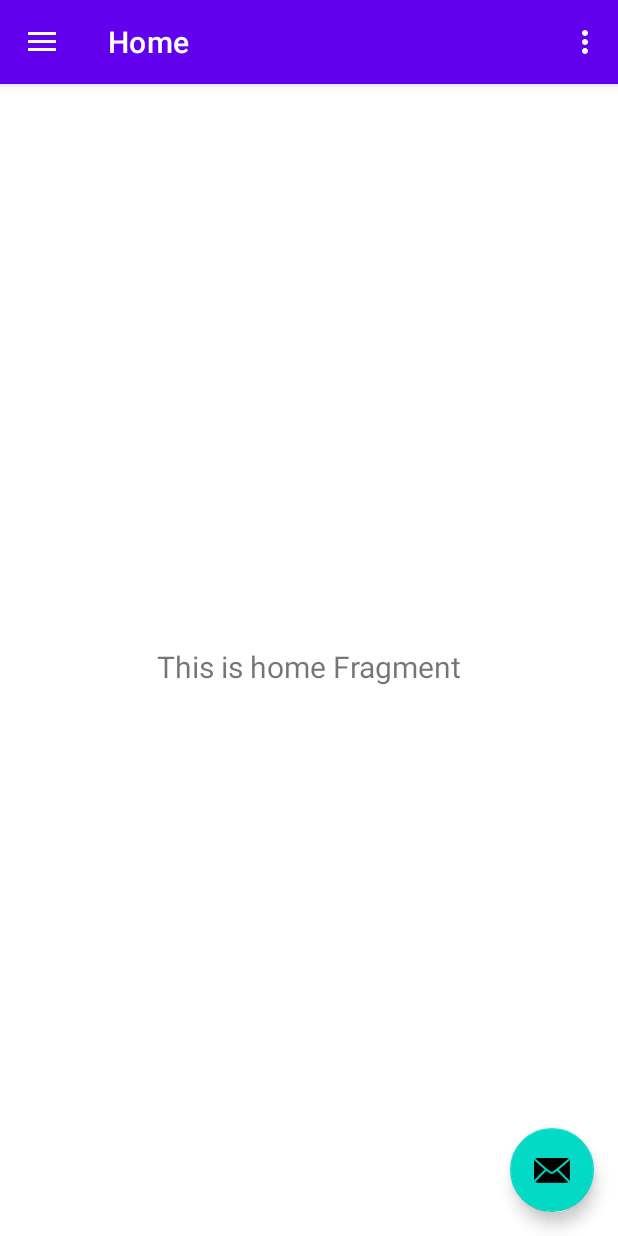
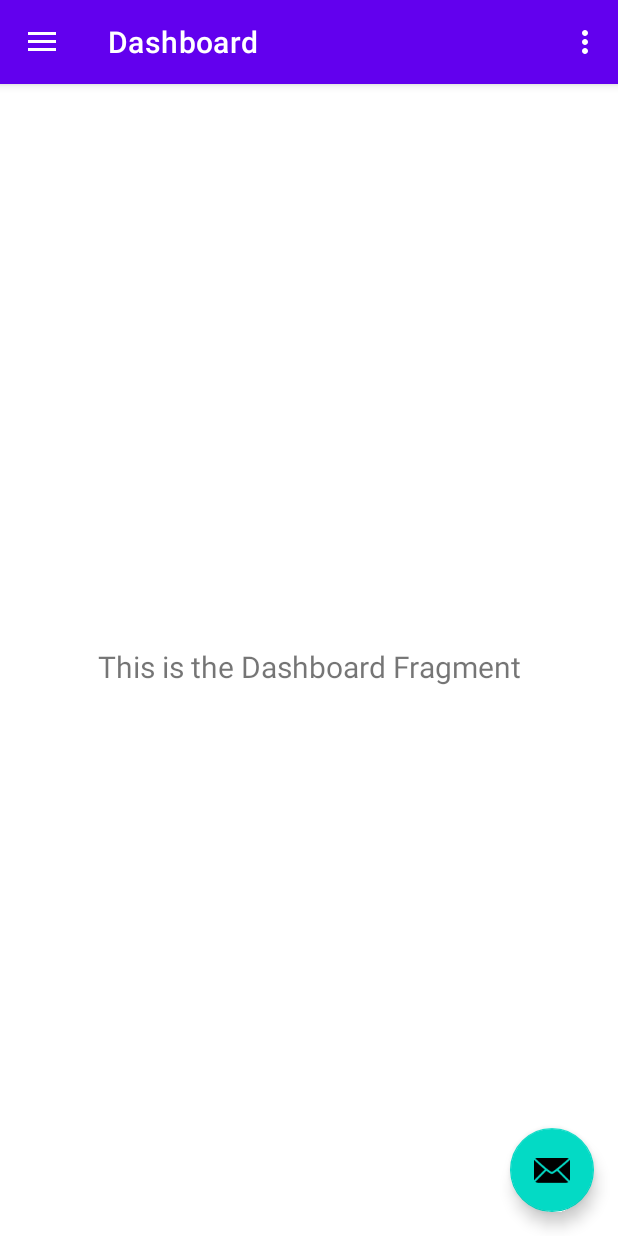
Before and after one commit to Not-Super-Nova/TimeTracker, an Android app: the screen it shows after launch (MainActivity), on a phone screen of 412 x 824 dp. Run offline under Robolectric (Android 15) with nearby library versions, the phone set to English and light mode, and no system bars; our stand-ins replace navigation-ui.

Commit message:
impr: UI Implementations - Added Settings UI - Updated navigation graph

```diff
--- a/app/build.gradle
+++ b/app/build.gradle
@@ -44,6 +44,7 @@ dependencies {
     implementation 'androidx.lifecycle:lifecycle-viewmodel-ktx:2.4.0'
     implementation 'androidx.navigation:navigation-fragment-ktx:2.4.0'
     implementation 'androidx.navigation:navigation-ui-ktx:2.4.0'
+    implementation 'androidx.preference:preference:1.1.1'
     testImplementation 'junit:junit:4.13.2'
     androidTestImplementation 'androidx.test.ext:junit:1.1.3'
     androidTestImplementation 'androidx.test.espresso:espresso-core:3.4.0'
--- a/app/src/main/java/com/wittamit/timetracker/ui/gallery/GalleryFragment.kt
+++ b/app/src/main/java/com/wittamit/timetracker/ui/dashboard/DashboardFragment.kt
@@ -1,4 +1,4 @@
-package com.wittamit.timetracker.ui.gallery
+package com.wittamit.timetracker.ui.dashboard
 
 import android.os.Bundle
 import android.view.LayoutInflater
@@ -7,11 +7,11 @@ import android.view.ViewGroup
 import android.widget.TextView
 import androidx.fragment.app.Fragment
 import androidx.lifecycle.ViewModelProvider
-import com.wittamit.timetracker.databinding.FragmentGalleryBinding
+import com.wittamit.timetracker.databinding.FragmentDashboardBinding
 
-class GalleryFragment : Fragment() {
+class DashboardFragment : Fragment() {
 
-    private var _binding: FragmentGalleryBinding? = null
+    private var _binding: FragmentDashboardBinding? = null
 
     // This property is only valid between onCreateView and
     // onDestroyView.
@@ -22,14 +22,14 @@ class GalleryFragment : Fragment() {
         container: ViewGroup?,
         savedInstanceState: Bundle?
     ): View {
-        val galleryViewModel =
-            ViewModelProvider(this).get(GalleryViewModel::class.java)
+        val homeViewModel =
+            ViewModelProvider(this)[(DashboardViewModel::class.java)]
 
-        _binding = FragmentGalleryBinding.inflate(inflater, container, false)
+        _binding = FragmentDashboardBinding.inflate(inflater, container, false)
         val root: View = binding.root
 
-        val textView: TextView = binding.textGallery
-        galleryViewModel.text.observe(viewLifecycleOwner) {
+        val textView: TextView = binding.textHome
+        homeViewModel.text.observe(viewLifecycleOwner) {
             textView.text = it
         }
         return root
--- a/app/src/main/java/com/wittamit/timetracker/ui/slideshow/SlideshowViewModel.kt
+++ b/app/src/main/java/com/wittamit/timetracker/ui/dashboard/DashboardViewModel.kt
@@ -1,13 +1,13 @@
-package com.wittamit.timetracker.ui.slideshow
+package com.wittamit.timetracker.ui.dashboard
 
 import androidx.lifecycle.LiveData
 import androidx.lifecycle.MutableLiveData
 import androidx.lifecycle.ViewModel
 
-class SlideshowViewModel : ViewModel() {
+class DashboardViewModel : ViewModel() {
 
     private val _text = MutableLiveData<String>().apply {
-        value = "This is slideshow Fragment"
+        value = "This is the Dashboard Fragment"
     }
     val text: LiveData<String> = _text
 }
--- a/app/src/main/java/com/wittamit/timetracker/ui/home/HomeViewModel.kt
+++ b/app/src/main/java/com/wittamit/timetracker/ui/history/HistoryViewModel.kt
@@ -1,13 +1,13 @@
-package com.wittamit.timetracker.ui.home
+package com.wittamit.timetracker.ui.history
 
 import androidx.lifecycle.LiveData
 import androidx.lifecycle.MutableLiveData
 import androidx.lifecycle.ViewModel
 
-class HomeViewModel : ViewModel() {
+class HistoryViewModel : ViewModel() {
 
     private val _text = MutableLiveData<String>().apply {
-        value = "This is home Fragment"
+        value = "This is the history Fragment"
     }
     val text: LiveData<String> = _text
 }
--- a/app/src/main/java/com/wittamit/timetracker/ui/home/HomeFragment.kt
+++ /dev/null
@@ -1,42 +0,0 @@
-package com.wittamit.timetracker.ui.home
-
-import android.os.Bundle
-import android.view.LayoutInflater
-import android.view.View
-import android.view.ViewGroup
-import android.widget.TextView
-import androidx.fragment.app.Fragment
-import androidx.lifecycle.ViewModelProvider
-import com.wittamit.timetracker.databinding.FragmentHomeBinding
-
-class HomeFragment : Fragment() {
-
-    private var _binding: FragmentHomeBinding? = null
-
-    // This property is only valid between onCreateView and
-    // onDestroyView.
-    private val binding get() = _binding!!
-
-    override fun onCreateView(
-        inflater: LayoutInflater,
-        container: ViewGroup?,
-        savedInstanceState: Bundle?
-    ): View {
-        val homeViewModel =
-            ViewModelProvider(this).get(HomeViewModel::class.java)
-
-        _binding = FragmentHomeBinding.inflate(inflater, container, false)
-        val root: View = binding.root
-
-        val textView: TextView = binding.textHome
-        homeViewModel.text.observe(viewLifecycleOwner) {
-            textView.text = it
-        }
-        return root
-    }
-
-    override fun onDestroyView() {
-        super.onDestroyView()
-        _binding = null
-    }
-}
--- a/app/src/main/res/layout/app_bar_main.xml
+++ b/app/src/main/res/layout/app_bar_main.xml
@@ -28,6 +28,7 @@
         android:layout_height="wrap_content"
         android:layout_gravity="bottom|end"
         android:layout_marginEnd="@dimen/fab_margin"
+        android:layout_marginRight="@dimen/fab_margin"
         android:layout_marginBottom="16dp"
         app:srcCompat="@android:drawable/ic_dialog_email" />
 
--- a/app/src/main/res/layout/fragment_home.xml
+++ b/app/src/main/res/layout/fragment_dashboard.xml
@@ -4,7 +4,7 @@
     xmlns:tools="http://schemas.android.com/tools"
     android:layout_width="match_parent"
     android:layout_height="match_parent"
-    tools:context=".ui.home.HomeFragment">
+    tools:context=".ui.dashboard.DashboardFragment">
 
     <TextView
         android:id="@+id/text_home"
@@ -18,5 +18,6 @@
         app:layout_constraintBottom_toBottomOf="parent"
         app:layout_constraintEnd_toEndOf="parent"
         app:layout_constraintStart_toStartOf="parent"
-        app:layout_constraintTop_toTopOf="parent" />
+        app:layout_constraintTop_toTopOf="parent"
+        android:gravity="center_horizontal" />
 </androidx.constraintlayout.widget.ConstraintLayout>
--- a/app/src/main/res/layout/fragment_gallery.xml
+++ b/app/src/main/res/layout/fragment_history.xml
@@ -4,7 +4,7 @@
     xmlns:tools="http://schemas.android.com/tools"
     android:layout_width="match_parent"
     android:layout_height="match_parent"
-    tools:context=".ui.gallery.GalleryFragment">
+    tools:context=".ui.history.HistoryFragment">
 
     <TextView
         android:id="@+id/text_gallery"
@@ -18,5 +18,6 @@
         app:layout_constraintBottom_toBottomOf="parent"
         app:layout_constraintEnd_toEndOf="parent"
         app:layout_constraintStart_toStartOf="parent"
-        app:layout_constraintTop_toTopOf="parent" />
+        app:layout_constraintTop_toTopOf="parent"
+        android:gravity="center_horizontal" />
 </androidx.constraintlayout.widget.ConstraintLayout>
--- a/app/src/main/res/layout/fragment_slideshow.xml
+++ b/app/src/main/res/layout/fragment_slideshow.xml
@@ -18,5 +18,6 @@
         app:layout_constraintBottom_toBottomOf="parent"
         app:layout_constraintEnd_toEndOf="parent"
         app:layout_constraintStart_toStartOf="parent"
-        app:layout_constraintTop_toTopOf="parent" />
+        app:layout_constraintTop_toTopOf="parent"
+        android:gravity="center_horizontal" />
 </androidx.constraintlayout.widget.ConstraintLayout>
--- a/app/src/main/res/menu/activity_main_drawer.xml
+++ b/app/src/main/res/menu/activity_main_drawer.xml
@@ -5,16 +5,19 @@
 
     <group android:checkableBehavior="single">
         <item
-            android:id="@+id/nav_home"
+            android:id="@+id/nav_dashboard"
             android:icon="@drawable/ic_menu_camera"
-            android:title="@string/menu_home" />
+            android:title="@string/menu_dashboard" />
+        <!-- TODO: update icon -->
         <item
-            android:id="@+id/nav_gallery"
+            android:id="@+id/nav_history"
             android:icon="@drawable/ic_menu_gallery"
-            android:title="@string/menu_gallery" />
+            android:title="@string/menu_history" />
+        <!-- TODO: update icon -->
         <item
-            android:id="@+id/nav_slideshow"
-            android:icon="@drawable/ic_menu_slideshow"
-            android:title="@string/menu_slideshow" />
+            android:id="@+id/nav_settings"
+            android:icon="@drawable/ic_menu_manage"
+            android:title="@string/menu_settings" />
+        <!-- TODO: update icon -->
     </group>
 </menu>
--- a/app/src/main/res/navigation/mobile_navigation.xml
+++ b/app/src/main/res/navigation/mobile_navigation.xml
@@ -3,23 +3,30 @@
     xmlns:app="http://schemas.android.com/apk/res-auto"
     xmlns:tools="http://schemas.android.com/tools"
     android:id="@+id/mobile_navigation"
-    app:startDestination="@+id/nav_home">
+    app:startDestination="@+id/nav_dashboard">
 
     <fragment
-        android:id="@+id/nav_home"
-        android:name="com.wittamit.timetracker.ui.home.HomeFragment"
-        android:label="@string/menu_home"
-        tools:layout="@layout/fragment_home" />
+        android:id="@+id/nav_dashboard"
+        android:name="com.wittamit.timetracker.ui.dashboard.DashboardFragment"
+        android:label="@string/menu_dashboard"
+        tools:layout="@layout/fragment_dashboard" >
+        <action
+            android:id="@+id/action_nav_dashboard_to_settings"
+            app:destination="@id/nav_settings" />
+    </fragment>
 
     <fragment
-        android:id="@+id/nav_gallery"
-        android:name="com.wittamit.timetracker.ui.gallery.GalleryFragment"
-        android:label="@string/menu_gallery"
-        tools:layout="@layout/fragment_gallery" />
+        android:id="@+id/nav_history"
+        android:name="com.wittamit.timetracker.ui.history.HistoryFragment"
+        android:label="@string/menu_history"
+        tools:layout="@layout/fragment_history" >
+        <action
+            android:id="@+id/action_nav_history_to_settings"
+            app:destination="@id/nav_settings" />
+    </fragment>
+    <fragment
+        android:id="@+id/nav_settings"
+        android:name="com.wittamit.timetracker.ui.settings.SettingsFragment"
+        android:label="@string/menu_settings" />
 
-    <fragment
-        android:id="@+id/nav_slideshow"
-        android:name="com.wittamit.timetracker.ui.slideshow.SlideshowFragment"
-        android:label="@string/menu_slideshow"
-        tools:layout="@layout/fragment_slideshow" />
 </navigation>
--- a/app/src/main/res/values/strings.xml
+++ b/app/src/main/res/values/strings.xml
@@ -2,12 +2,34 @@
     <string name="app_name">Time Tracker</string>
     <string name="navigation_drawer_open">Open navigation drawer</string>
     <string name="navigation_drawer_close">Close navigation drawer</string>
-    <string name="nav_header_title">Android Studio</string>
-    <string name="nav_header_subtitle">android.studio@android.com</string>
+    <string name="nav_header_title">Time Tracker</string>
+    <string name="nav_header_subtitle">nova@wittam.uk</string>
     <string name="nav_header_desc">Navigation header</string>
     <string name="action_settings">Settings</string>
 
-    <string name="menu_home">Home</string>
-    <string name="menu_gallery">Gallery</string>
-    <string name="menu_slideshow">Slideshow</string>
+    <string name="menu_dashboard">Dashboard</string>
+    <string name="menu_history">History</string>
+    <string name="menu_settings">Settings</string>
+    <string name="title_activity_settings">SettingsActivity</string>
+
+    <!-- Preference Titles -->
+    <string name="settings_defaults">Defaults</string>
+    <string name="settings_misc">Miscellaneous</string>
+    <string name="settings_sync">Synchronisation</string>
+
+    <!-- Defaults Preferences -->
+    <string name="setting_default_rate">Default Rate</string>
+    <string name="setting_default_break">Default Break Length</string>
+    <string name="setting_default_customer">Default Customer</string>
+
+    <!-- Misc Preferences -->
+    <string name="setting_misc_app_theme">App Theme</string>
+    <string name="setting_misc_show_ads">Show Ads</string>
+
+    <!-- Sync Preferences -->
+    <string name="setting_sync_enable">Enable Synchronisation</string>
+    <string name="setting_sync_to">Sync Destination</string>
+    <string name="setting_sync_ip">Server IP Address</string>
+    <string name="setting_sync_port">Server Port</string>
+    <string name="setting_sync_frequency">Sync Frequency</string>
 </resources>
```
Also changed, not shown: app/src/main/java/com/wittamit/timetracker/MainActivity.kt (+18 -1 lines), app/src/main/java/com/wittamit/timetracker/ui/gallery/GalleryViewModel.kt (deleted, +0 -13 lines), app/src/main/java/com/wittamit/timetracker/ui/history/HistoryFragment.kt (renamed from app/src/main/java/com/wittamit/timetracker/ui/slideshow/SlideshowFragment.kt, +9 -9 lines), app/src/main/java/com/wittamit/timetracker/ui/settings/SettingsFragment.kt (added, +12 -0 lines), app/src/main/res/layout/settings_activity.xml (added, +9 -0 lines), app/src/main/res/values/arrays.xml (added, +22 -0 lines), app/src/main/res/xml/root_preferences.xml (added, +78 -0 lines).
